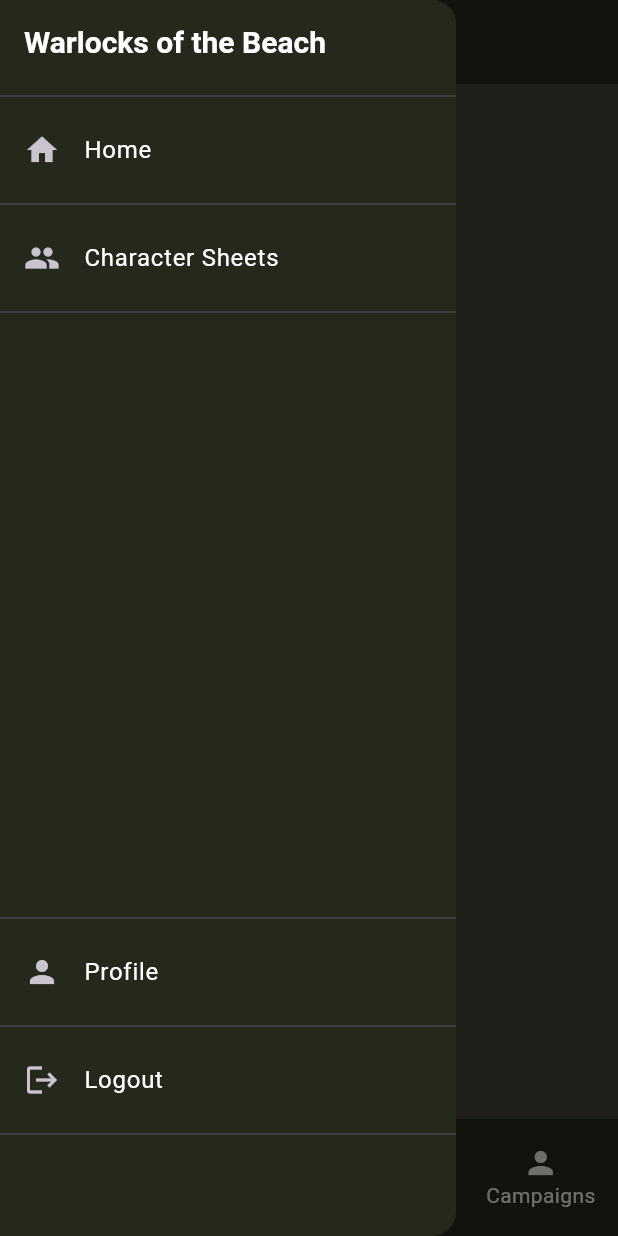
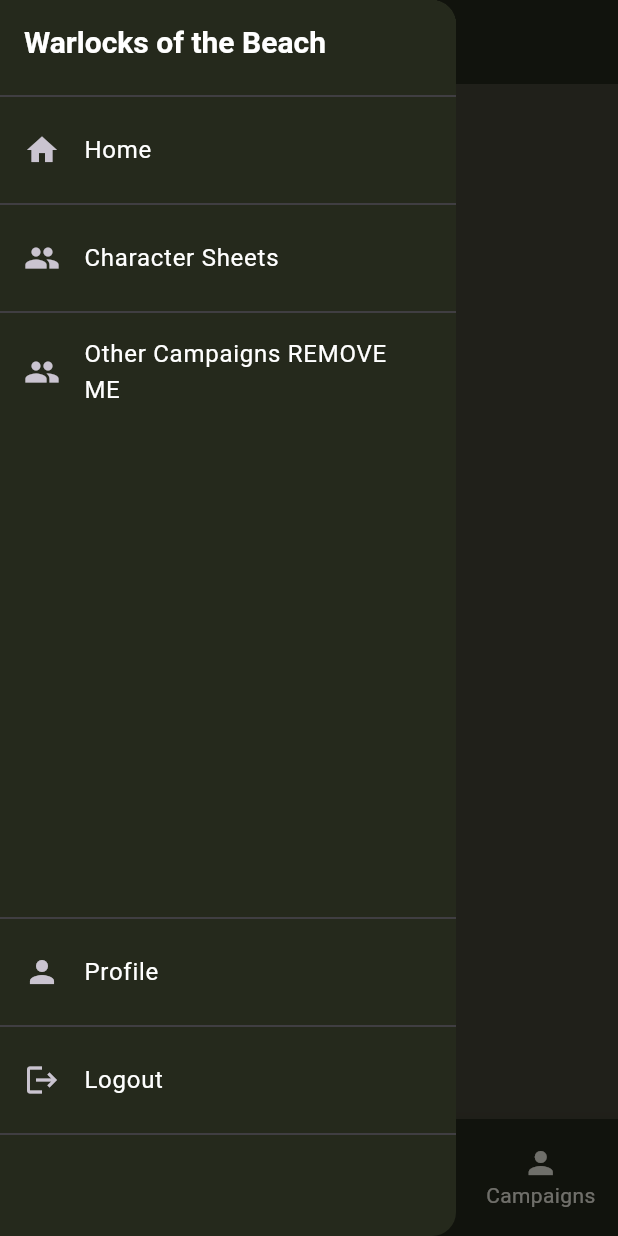
Before and after one commit to burmblebee/dndJrDesign, a Flutter app: the CampaignScreen screen opened by its route, with the side drawer open, on a phone screen of 412 x 824 dp. Run offline on Flutter 3.47's test engine with Material 3 defaults, Android fonts, the phone set to English and light mode, and no system bars; our stand-ins replace cloud_firestore, firebase_auth, firebase_core, firebase_storage, flutter_riverpod, flutter_svg and 5 more; missing offline and left inert: flutter_radar_chart, hexagon; accounts and stored records are empty.

Commit message:
Added other_campaign screen - nearly completed just needs to be integrated with bag of holding and notes

```diff
--- a/lib/widgets/navigation/main_drawer.dart
+++ b/lib/widgets/navigation/main_drawer.dart
@@ -4,76 +4,107 @@ import 'package:warlocks_of_the_beach/login_screen.dart';
 import 'package:warlocks_of_the_beach/profile.dart';
 import 'package:warlocks_of_the_beach/screens/Compendium/monster_compendium.dart';
 import 'package:warlocks_of_the_beach/screens/Compendium/spell_compendium.dart';
+import 'package:warlocks_of_the_beach/screens/other_campaign_screen.dart';
 
-class MainDrawer extends StatelessWidget{
+class MainDrawer extends StatelessWidget {
   const MainDrawer({super.key});
 
   @override
   Widget build(BuildContext context) {
-
     final theme = Theme.of(context).drawerTheme;
 
     return Drawer(
-
       backgroundColor: Color(0xFF25291C),
       child: Column(
         children: [
           AppBar(
             // backgroundColor: Color(0xFF25291C),
             backgroundColor: theme.backgroundColor,
-            title: const Text('Warlocks of the Beach', style: TextStyle(color: Colors.white),),
+            title: const Text(
+              'Warlocks of the Beach',
+              style: TextStyle(color: Colors.white),
+            ),
             automaticallyImplyLeading: false,
           ),
           const Divider(),
           ListTile(
             tileColor: Color(0xFF25291C),
             leading: const Icon(Icons.home),
-            title: const Text('Home', style: TextStyle(color: Colors.white),),
+            title: const Text(
+              'Home',
+              style: TextStyle(color: Colors.white),
+            ),
             onTap: () {
-              Navigator.of(context).push(MaterialPageRoute(builder: (context) => HomePage()));
+              Navigator.of(context)
+                  .push(MaterialPageRoute(builder: (context) => HomePage()));
             },
           ),
           const Divider(),
           ListTile(
             tileColor: Color(0xFF25291C),
             leading: const Icon(Icons.group),
-            title: const Text('Character Sheets', style: TextStyle(color: Colors.white),),
+            title: const Text(
+              'Character Sheets',
+              style: TextStyle(color: Colors.white),
+            ),
             onTap: () {
               Navigator.of(context).pushReplacementNamed('/character_sheets');
             },
           ),
           const Divider(),
+
+
+
+          ListTile(
+            tileColor: Color(0xFF25291C),
+            leading: const Icon(Icons.group),
+            title: const Text(
+              'Other Campaigns REMOVE ME',
+              style: TextStyle(color: Colors.white),
+            ),
+            onTap: () {
+              Navigator.of(context).pushReplacement(MaterialPageRoute(builder: (context) => const OtherCampaignScreen()));
+            },
+          ),
+
+
+
           const Spacer(),
           const Divider(),
           ListTile(
             tileColor: Color(0xFF25291C),
             leading: const Icon(Icons.person),
-            title: const Text('Profile', style: TextStyle(color: Colors.white),),
+            title: const Text(
+              'Profile',
+              style: TextStyle(color: Colors.white),
+            ),
             onTap: () {
-              Navigator.of(context).push(MaterialPageRoute(builder: (context) => ProfilePage()));
+              Navigator.of(context)
+                  .push(MaterialPageRoute(builder: (context) => ProfilePage()));
             },
           ),
-
           Align(
             alignment: Alignment.bottomCenter,
             child: Column(
-
               mainAxisAlignment: MainAxisAlignment.end,
               children: [
                 const Divider(),
                 ListTile(
                   tileColor: Color(0xFF25291C),
                   leading: const Icon(Icons.logout),
-                  title: const Text('Logout', style: TextStyle(color: Colors.white),),
+                  title: const Text(
+                    'Logout',
+                    style: TextStyle(color: Colors.white),
+                  ),
                   onTap: () {
-                    Navigator.of(context).push(MaterialPageRoute(builder: (context) => LoginScreen()));
+                    Navigator.of(context).push(
+                        MaterialPageRoute(builder: (context) => LoginScreen()));
                   },
                 ),
                 const Divider(),
                 Container(
                   height: 60,
                 ),
-
               ],
             ),
           ),
```
Also changed, not shown: lib/screens/other_campaign_screen.dart (added, +45 -0 lines).
